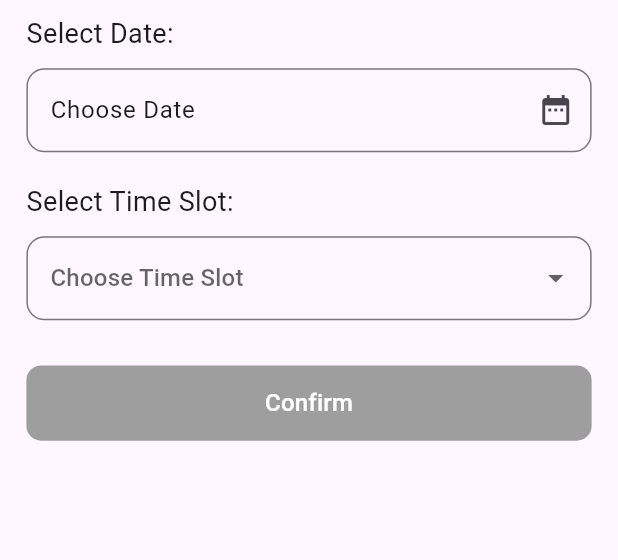
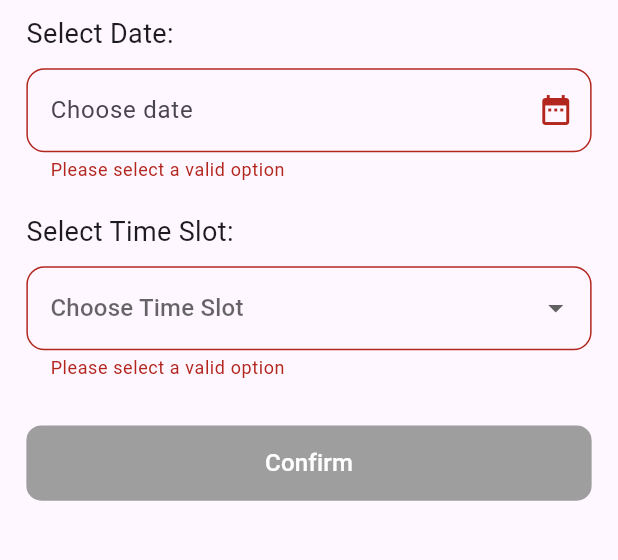
Before and after one commit to abdelrahman3003/booking, a Flutter app: the BookingView screen opened directly, after a tap on "Confirm", on a phone screen of 412 x 824 dp, the part 61-621 px from its top. Run offline on Flutter 3.47's test engine with Material 3 defaults, Android fonts, the phone set to English and light mode, and no system bars; our stand-ins replace bloc, flutter_bloc, flutter_screenutil.

Commit message:
add validation in booking screen when select date and select spot time when value is null

```diff
--- a/lib/controller/worksapce/workspace_cubit.dart
+++ b/lib/controller/worksapce/workspace_cubit.dart
@@ -15,6 +15,7 @@ class WorkspaceCubit extends Cubit<WorkspaceState> {
   WorkspaceModel? workspaceModel;
   String? dateSelcted;
   String? timeSlot;
+  final formkey = GlobalKey<FormState>();
   final List<String> timeSlots = [
     '9:00 AM - 11:00 AM',
     '12:00 PM - 2:00 PM',
--- a/lib/view/widget/booking_view/booking_view_body.dart
+++ b/lib/view/widget/booking_view/booking_view_body.dart
@@ -1,4 +1,6 @@
+import 'package:booking/controller/worksapce/workspace_cubit.dart';
 import 'package:flutter/material.dart';
+import 'package:flutter_bloc/flutter_bloc.dart';
 import 'package:flutter_screenutil/flutter_screenutil.dart';
 
 import 'choosedate_button.dart';
@@ -12,6 +14,8 @@ class BookinViewgBody extends StatelessWidget {
   Widget build(BuildContext context) {
     return Padding(
       padding: EdgeInsets.symmetric(horizontal: 16.w),
+      child: Form(
+        key: context.read<WorkspaceCubit>().formkey,
         child: Column(
           crossAxisAlignment: CrossAxisAlignment.start,
           children: [
@@ -26,6 +30,7 @@ class BookinViewgBody extends StatelessWidget {
             const ConfirmButton()
           ],
         ),
+      ),
     );
   }
 }
--- a/lib/view/widget/booking_view/choosedate_button.dart
+++ b/lib/view/widget/booking_view/choosedate_button.dart
@@ -15,8 +15,15 @@ class ChoosedateButton extends StatelessWidget {
           date = state.date;
         }
         return TextFormField(
-          controller: TextEditingController(text: date ?? 'Choose Date'),
+          validator: (value) {
+            if (value == null || value.isEmpty) {
+              return "Please select a valid option";
+            }
+            return null;
+          },
+          controller: TextEditingController(text: date),
           decoration: const InputDecoration(
+              hintText: "Choose date",
               suffixIcon: Icon(Icons.date_range),
               border: OutlineInputBorder(
                   borderRadius: BorderRadius.all(Radius.circular(12)))),
@@ -25,13 +32,6 @@ class ChoosedateButton extends StatelessWidget {
             context.read<WorkspaceCubit>().dateAndTime();
           },
         );
-
-        // ElevatedButton(
-        //     child: Text(date ?? 'Choose Date'),
-        //     onPressed: () {
-        //       context.read<WorkspaceCubit>().pickDate(context);
-        //       context.read<WorkspaceCubit>().dateAndTime();
-        //     });
       },
     );
   }
--- a/lib/view/widget/booking_view/confirm_button.dart
+++ b/lib/view/widget/booking_view/confirm_button.dart
@@ -25,6 +25,7 @@ class _ConfirmButtonState extends State<ConfirmButton> {
           title: "Confirm",
           color: isDateTime ? Colors.deepPurpleAccent.shade200 : Colors.grey,
           onPressed: () {
+            context.read<WorkspaceCubit>().formkey.currentState!.validate();
             if (isDateTime) {
               Navigator.pushAndRemoveUntil(
                 context,
--- a/lib/view/widget/booking_view/dropmenu_timeslots.dart
+++ b/lib/view/widget/booking_view/dropmenu_timeslots.dart
@@ -17,9 +17,13 @@ class DropmenuTimeslots extends StatelessWidget {
           time = state.time;
         }
         return DropdownButtonFormField<String>(
-          hint: Text(
-            time ?? 'Choose Time Slot',
-          ),
+          hint: Text(time ?? 'Choose Time Slot'),
+          validator: (value) {
+            if (value == null || value.isEmpty) {
+              return "Please select a valid option";
+            }
+            return null;
+          },
           decoration: InputDecoration(
             border: OutlineInputBorder(borderRadius: BorderRadius.circular(12)),
           ),
```
Lines whose indentation alone changed are shown as unchanged.
